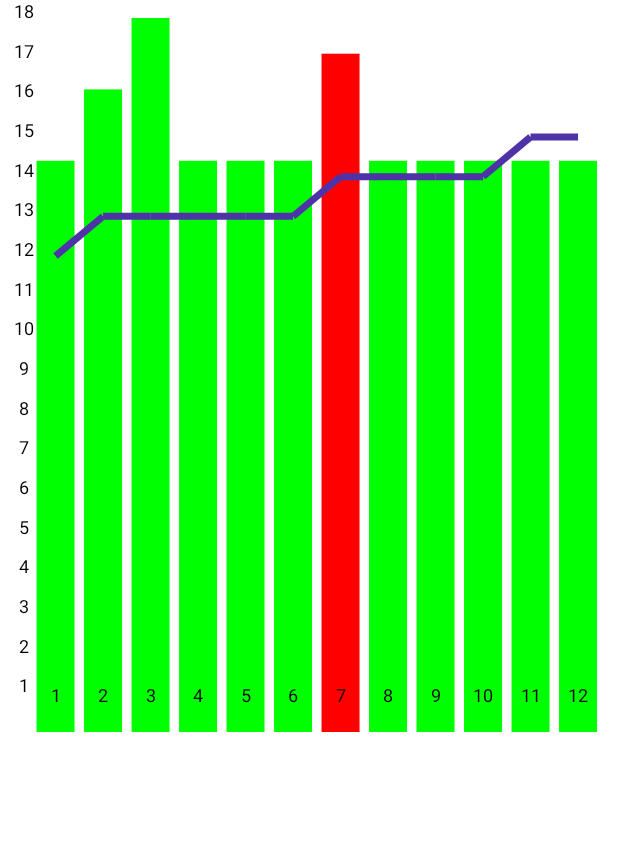
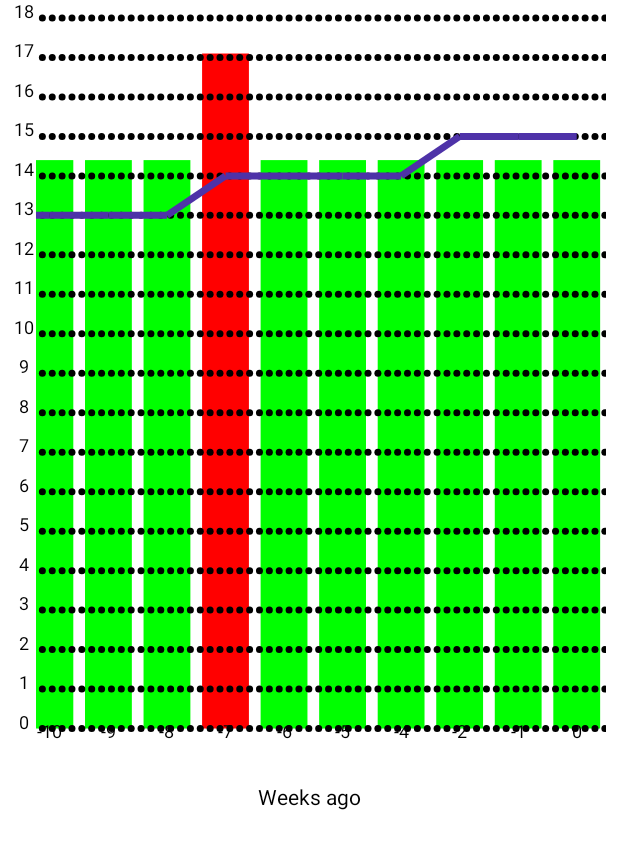
Before and after one commit to ehigon/SokkerArchitect, an Android app built with Jetpack Compose: the @Preview function GraphPreview, on a phone screen of 412 x 824 dp. Shown: the top 849 px of the screen. Run offline under Robolectric (Android 15) with nearby library versions, the phone set to English and light mode, and no system bars.

Commit message:
add scroll in graph, improved graph

```diff
--- a/app/src/main/java/com/estivy/sokkerarchitect/ui/screens/composables/Graph.kt
+++ b/app/src/main/java/com/estivy/sokkerarchitect/ui/screens/composables/Graph.kt
@@ -3,39 +3,53 @@ package com.estivy.sokkerarchitect.ui.screens.composables
 import android.graphics.Paint
 import androidx.compose.foundation.Canvas
 import androidx.compose.foundation.background
-import androidx.compose.foundation.layout.Box
+import androidx.compose.foundation.horizontalScroll
+import androidx.compose.foundation.layout.Column
+import androidx.compose.foundation.layout.Row
 import androidx.compose.foundation.layout.fillMaxSize
 import androidx.compose.foundation.layout.fillMaxWidth
 import androidx.compose.foundation.layout.height
 import androidx.compose.foundation.layout.padding
+import androidx.compose.foundation.layout.width
+import androidx.compose.foundation.rememberScrollState
+import androidx.compose.material3.Text
 import androidx.compose.runtime.Composable
 import androidx.compose.runtime.remember
-import androidx.compose.ui.Alignment.Companion.Center
+import androidx.compose.ui.Alignment
 import androidx.compose.ui.Modifier
 import androidx.compose.ui.geometry.Offset
 import androidx.compose.ui.geometry.Size
 import androidx.compose.ui.graphics.Color
+import androidx.compose.ui.graphics.PointMode
+import androidx.compose.ui.graphics.StrokeCap
 import androidx.compose.ui.graphics.drawscope.DrawScope
 import androidx.compose.ui.graphics.nativeCanvas
 import androidx.compose.ui.graphics.toArgb
+import androidx.compose.ui.platform.LocalConfiguration
 import androidx.compose.ui.platform.LocalDensity
+import androidx.compose.ui.res.stringResource
 import androidx.compose.ui.tooling.preview.Preview
 import androidx.compose.ui.unit.Dp
 import androidx.compose.ui.unit.dp
 import androidx.compose.ui.unit.sp
+import com.estivy.sokkerarchitect.R
 import com.estivy.sokkerarchitect.ui.screens.model.GraphAppearance
 import com.estivy.sokkerarchitect.ui.screens.model.GraphPoint
 
 
+private const val POINTS_IN_SCREEN = 10
+
+private const val GRAPH_HEIGHT = 500
+
 @Composable
 fun Graph(
-    modifier: Modifier,
-    yValues: List<Int>,
     points: List<GraphPoint>,
-    paddingSpace: Dp,
-    verticalStep: Int,
     graphAppearance: GraphAppearance
 ) {
+    val verticalStep = 1
+    val yValues = (-1..17).map { (it + 1) * verticalStep }
+    val screenWidth = LocalConfiguration.current.screenWidthDp
+    val paddingSpace = 16
     val density = LocalDensity.current
     val textPaint = remember(density) {
         Paint().apply {
@@ -44,39 +58,49 @@ fun Graph(
             textSize = density.run { 12.sp.toPx() }
         }
     }
-
-    Box(
-        modifier = modifier
+    Column {
+        Row(
+            modifier = Modifier.padding(horizontal = 8.dp, vertical = 12.dp)
+        ) {
+            Column() {
+                Canvas(
+                    modifier = Modifier
+                        .width(16.dp)
+                        .height(GRAPH_HEIGHT.dp)
+                ) {
+                    val yAxisSpace = size.height / yValues.size
+                    placeYAxisPoints(yValues, paddingSpace.dp, yAxisSpace, textPaint)
+                }
+            }
+            Column() {
+                val scrollState = rememberScrollState(Int.MAX_VALUE)
+                Row(
+                    modifier = Modifier.horizontalScroll(scrollState)
+                ) {
+                    Row(
+                        modifier = Modifier
+                            .fillMaxWidth()
+                            .height(GRAPH_HEIGHT.dp)
+                            .width((((screenWidth - (paddingSpace)) / POINTS_IN_SCREEN) * points.size).dp)
                             .background(graphAppearance.backgroundColor)
-            .padding(horizontal = 8.dp, vertical = 12.dp),
-        contentAlignment = Center
                     ) {
                         Canvas(
-            modifier = Modifier.fillMaxSize(),
+                            modifier = Modifier.fillMaxSize()
                         ) {
-            val xAxisSpace = (size.width - paddingSpace.toPx()) / points.size
+                            val xAxisSpace = size.width / points.size
                             val yAxisSpace = size.height / yValues.size
-            drawBars(points, xAxisSpace)
-            placeXAxisPoints(points.size, xAxisSpace, textPaint)
-            placeYAxisPoints(yValues, paddingSpace, yAxisSpace, textPaint)
+                            drawBars(points, xAxisSpace, yAxisSpace)
+                            placeXAxisPoints(points, xAxisSpace, textPaint)
+                            drawYPointingLines(yValues, yAxisSpace)
                             drawLines(points, xAxisSpace, yAxisSpace, verticalStep, graphAppearance)
                         }
                     }
                 }
-
-
-private fun DrawScope.placeXAxisPoints(
-    points: Int,
-    xAxisSpace: Float,
-    textPaint: Paint
-) {
-    for (i in 0 until points) {
-        drawContext.canvas.nativeCanvas.drawText(
-            "${i + 1}",
-            (xAxisSpace * (i + 1)) - (xAxisSpace / points),
-            size.height - 30,
-            textPaint
-        )
+            }
+        }
+        Row(modifier = Modifier.align(Alignment.CenterHorizontally)) {
+            Text(stringResource(R.string.weeks_ago))
+        }
     }
 }
 
@@ -96,18 +120,57 @@ private fun DrawScope.placeYAxisPoints(
     }
 }
 
+private fun DrawScope.drawYPointingLines(yValues: List<Int>, yAxisSpace: Float) {
+    val dotPadding = yAxisSpace / 4
+    for (i in yValues.indices) {
+        var j = 0.0F
+        val points : MutableList<Offset> = mutableListOf()
+        while (j < size.width) {
+            points.add(Offset(x = j, y = size.height - yAxisSpace * (i + 1)))
+            j += dotPadding
+        }
+        drawPoints(
+            points = points,
+            pointMode = PointMode.Points,
+            color = Color.Black,
+            strokeWidth = 7f,
+            cap = StrokeCap.Round
+        )
+    }
+}
+
+private fun DrawScope.placeXAxisPoints(
+    points: List<GraphPoint>,
+    xAxisSpace: Float,
+    textPaint: Paint
+) {
+    val lastWeek = points.last().week
+    for (i in points.indices) {
+        drawContext.canvas.nativeCanvas.drawText(
+            "${points[i].week - lastWeek}",
+            (xAxisSpace / 2) + (xAxisSpace * (i)),
+            size.height - 30,
+            textPaint
+        )
+    }
+}
+
 private fun DrawScope.drawBars(
     points: List<GraphPoint>,
-    xAxisSpace: Float
+    xAxisSpace: Float,
+    yAxisSpace: Float
 ) {
     val padding = xAxisSpace * 0.2f
-    for (i in 0 until points.size) {
-        val x = (xAxisSpace * (i + 1)) - (xAxisSpace / points.size) - (xAxisSpace / 2) + (padding/2)
-        val y = size.height * (1-points[i].bar)
+    for (i in points.indices) {
+        val x = (xAxisSpace / 2) + (xAxisSpace * (i)) - (xAxisSpace / 2) + (padding / 2)
+        val y = (size.height - yAxisSpace) * (1 - points[i].bar)
         drawRect(
             color = points[i].color,
             topLeft = Offset(x = x, y = y),
-            size = Size(height = size.height * points[i].bar, width = xAxisSpace - padding)
+            size = Size(
+                height = ((size.height - yAxisSpace) * points[i].bar),
+                width = xAxisSpace - padding
+            )
         )
     }
 }
@@ -120,10 +183,10 @@ private fun DrawScope.drawLines(
     graphAppearance: GraphAppearance
 ) {
     for (i in 0 until points.size - 1) {
-        val x1 = (xAxisSpace * (i + 1)) - (xAxisSpace / points.size)
-        val y1 = size.height - (yAxisSpace * (points[i].value / verticalStep.toFloat()))
-        val x2 = (xAxisSpace * (i + 2)) - (xAxisSpace / points.size)
-        val y2 = size.height - (yAxisSpace * (points[i + 1].value / verticalStep.toFloat()))
+        val x1 = (xAxisSpace / 2) + (xAxisSpace * (i))
+        val y1 = size.height - (yAxisSpace * ((points[i].value + 1) / verticalStep.toFloat()))
+        val x2 = (xAxisSpace / 2) + (xAxisSpace * (i + 1))
+        val y2 = size.height - (yAxisSpace * ((points[i + 1].value + 1) / verticalStep.toFloat()))
         drawLine(
             start = Offset(x = x1, y = y1),
             end = Offset(x = x2, y = y2),
@@ -136,29 +199,23 @@ private fun DrawScope.drawLines(
 @Preview
 @Composable
 fun GraphPreview() {
-    val yStep = 1
     val points = listOf(
-        GraphPoint(value = 12, bar = 0.8f, color = Color.Green),
-        GraphPoint(value = 13, bar = 0.9f, color = Color.Green),
-        GraphPoint(value = 13, bar = 1f, color = Color.Green),
-        GraphPoint(value = 13, bar = 0.8f, color = Color.Green),
-        GraphPoint(value = 13, bar = 0.8f, color = Color.Green),
-        GraphPoint(value = 13, bar = 0.8f, color = Color.Green),
-        GraphPoint(value = 14, bar = 0.95f, color = Color.Red),
-        GraphPoint(value = 14, bar = 0.8f, color = Color.Green),
-        GraphPoint(value = 14, bar = 0.8f, color = Color.Green),
-        GraphPoint(value = 14, bar = 0.8f, color = Color.Green),
-        GraphPoint(value = 15, bar = 0.8f, color = Color.Green),
-        GraphPoint(value = 15, bar = 0.8f, color = Color.Green)
+        GraphPoint(value = 12, bar = 0.8f, color = Color.Green, week = 115),
+        GraphPoint(value = 13, bar = 0.9f, color = Color.Green, week = 116),
+        GraphPoint(value = 13, bar = 1f, color = Color.Green, week = 117),
+        GraphPoint(value = 13, bar = 0.8f, color = Color.Green, week = 118),
+        GraphPoint(value = 13, bar = 0.8f, color = Color.Green, week = 119),
+        GraphPoint(value = 13, bar = 0.8f, color = Color.Green, week = 120),
+        GraphPoint(value = 14, bar = 0.95f, color = Color.Red, week = 121),
+        GraphPoint(value = 14, bar = 0.8f, color = Color.Green, week = 122),
+        GraphPoint(value = 14, bar = 0.8f, color = Color.Green, week = 123),
+        GraphPoint(value = 14, bar = 0.8f, color = Color.Green, week = 124),
+        GraphPoint(value = 15, bar = 0.8f, color = Color.Green, week = 126),
+        GraphPoint(value = 15, bar = 0.8f, color = Color.Green, week = 127),
+        GraphPoint(value = 15, bar = 0.8f, color = Color.Green, week = 128)
     )
     Graph(
-        modifier = Modifier
-            .fillMaxWidth()
-            .height(500.dp),
-        yValues = (0..17).map { (it + 1) * yStep },
         points = points,
-        paddingSpace = 16.dp,
-        verticalStep = yStep,
         graphAppearance = GraphAppearance(
             graphAxisColor = Color.Black,
             backgroundColor = Color.White
--- a/app/src/main/java/com/estivy/sokkerarchitect/ui/screens/model/GraphPoint.kt
+++ b/app/src/main/java/com/estivy/sokkerarchitect/ui/screens/model/GraphPoint.kt
@@ -5,5 +5,6 @@ import androidx.compose.ui.graphics.Color
 data class GraphPoint (
     val value: Int,
     val bar: Float,
-    val color: Color
+    val color: Color,
+    val week: Int
 )
--- a/app/src/main/res/values/strings.xml
+++ b/app/src/main/res/values/strings.xml
@@ -77,4 +77,5 @@
     <string name="no_cookies">No cookies found in sokker response</string>
     <string name="no_team_id">Team id not found in sokker response</string>
     <string name="goalkeeper">Goalkeeper</string>
+    <string name="weeks_ago">Weeks ago</string>
 </resources>
```
Also changed, not shown: app/src/main/java/com/estivy/sokkerarchitect/ui/screens/Junior.kt (+13 -10 lines), app/src/main/java/com/estivy/sokkerarchitect/ui/screens/SkillProgress.kt (+8 -10 lines), app/src/main/java/com/estivy/sokkerarchitect/ui/util/EfficiencyCalculator.kt (added, +46 -0 lines), 16 other files. Lines whose indentation alone changed are shown as unchanged.
